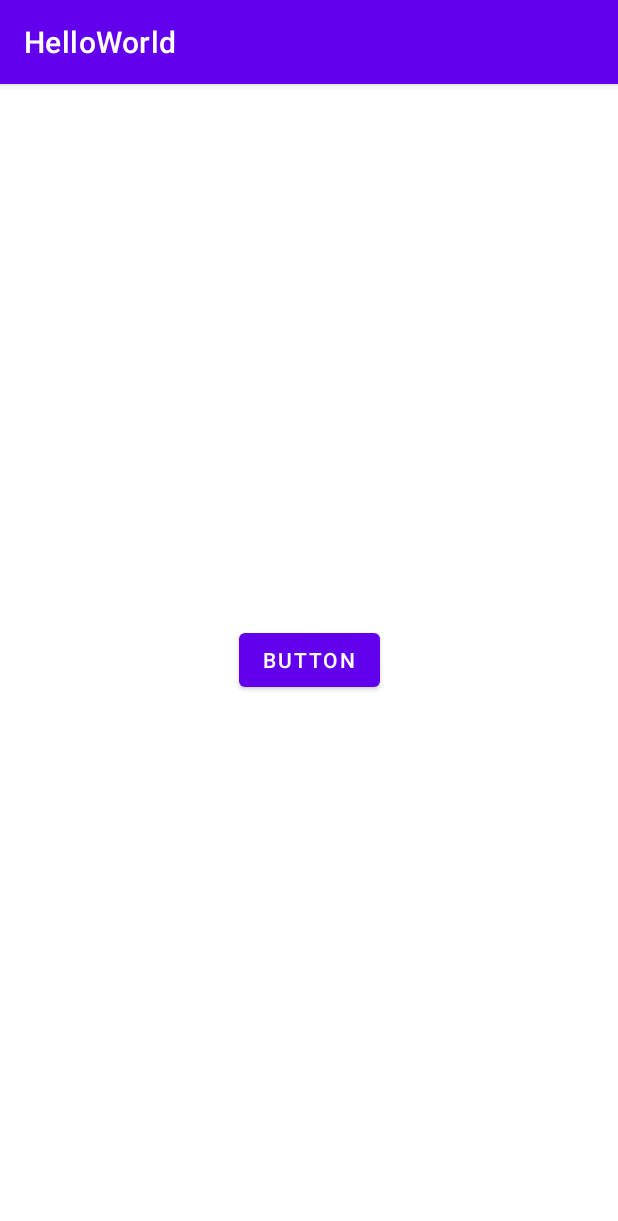
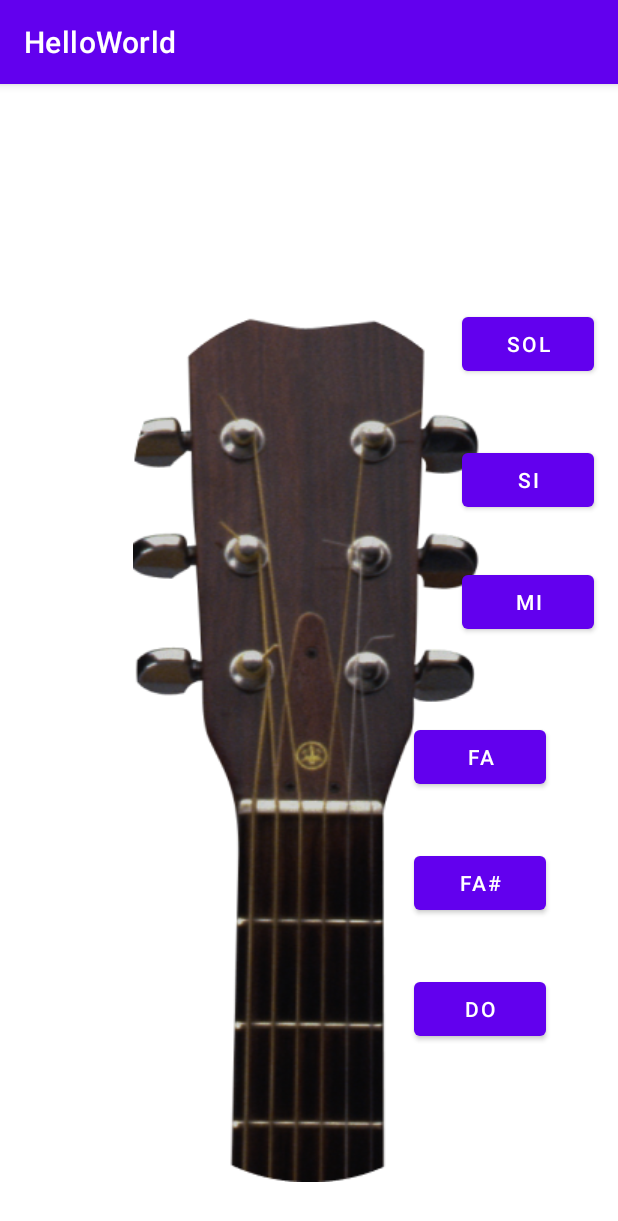
Before and after one commit to alejandrostid/BGA-Tuner, an Android app: the MainActivity2 screen opened directly, with no data from a screen before it, on a phone screen of 412 x 824 dp. Shown: the top 1221 px of the screen. Run offline under Robolectric (Android 15) with nearby library versions, the phone set to English and light mode, and no system bars; 10 statements that could not run were skipped.

Commit message:
implementacion de los botones

```diff
--- a/app/src/main/java/com/example/helloworld/MainActivity2.kt
+++ b/app/src/main/java/com/example/helloworld/MainActivity2.kt
@@ -1,42 +1,39 @@
 package com.example.helloworld
 
-import android.media.AudioManager
 import android.media.MediaPlayer
 import androidx.appcompat.app.AppCompatActivity
 import android.os.Bundle
-import android.util.Log
 import android.widget.Button
-import android.widget.Toast
-import java.io.IOException
-import kotlin.math.log
 
 class MainActivity2 : AppCompatActivity() {
-    private var mediaPlayer : MediaPlayer? = null
     override fun onCreate(savedInstanceState: Bundle?) {
         super.onCreate(savedInstanceState)
         setContentView(R.layout.activity_main2)
+        var btnSol = findViewById<Button>(R.id.btnSOL)
+        btnSol.setOnClickListener { sonido( R.raw.onlineguitartunerg3)}
         var btnMi = findViewById<Button>(R.id.btnMi)
-        btnMi.setOnClickListener{Sonido()}
+        btnMi.setOnClickListener { sonido() }
+        var btnDo = findViewById<Button>(R.id.btnDo)
+        btnDo.setOnClickListener { sonido() }
+        var btnRe = findViewById<Button>(R.id.btnRe)
+        btnRe.setOnClickListener { sonido() }
+        var btnFa = findViewById<Button>(R.id.btnFa)
+        btnFa.setOnClickListener { sonido() }
+        var btnLa = findViewById<Button>(R.id.btnLa)
+        btnLa.setOnClickListener { sonido() }
+        var btnSi = findViewById<Button>(R.id.btnSi)
+        btnSi.setOnClickListener { sonido() }
+        var btnSolS = findViewById<Button>(R.id.btnSOLS)
+        btnSolS.setOnClickListener { sonido() }
+        var btnDoS = findViewById<Button>(R.id.btnDoS)
+        btnDoS.setOnClickListener { sonido() }
+        var btnFaS = findViewById<Button>(R.id.btnFaS)
+        btnFaS.setOnClickListener { sonido() }
+        var btnLaS = findViewById<Button>(R.id.btnLaS)
+        btnLaS.setOnClickListener { sonido() }
     }
-
-    private fun Sonido() {
-        playNote()
+        private fun sonido(nota:R) {
+            val mp = MediaPlayer.create(this, nota)
+            mp.start()
+        }
     }
-
-    private fun playNote() {
-        val audioUrl="http://www.sonidosmp3gratis.com/sounds/online-guitar-tuner-g3-.mp3"
-        mediaPlayer = MediaPlayer()
-        mediaPlayer!!.setAudioStreamType(AudioManager.STREAM_MUSIC)
-        try {
-            print("esta activa esta opcion")
-            mediaPlayer!!.setDataSource(audioUrl)
-            mediaPlayer!!.prepare()
-            mediaPlayer!!.start()
-        }catch (e: IOException){
-            e.printStackTrace()
-            print("a fallado")
-        }
-        Toast.makeText(this,"comienza a sonar", Toast.LENGTH_SHORT).show()
-
-    }
-}
--- a/app/src/main/res/layout/activity_main2.xml
+++ b/app/src/main/res/layout/activity_main2.xml
@@ -7,13 +7,85 @@
     android:layout_height="match_parent"
     tools:context=".MainActivity2">
 
+    <ImageView
+        android:id="@+id/imageView2"
+        android:layout_width="wrap_content"
+        android:layout_height="wrap_content"
+        app:layout_constraintBottom_toBottomOf="parent"
+        app:layout_constraintEnd_toEndOf="parent"
+        app:layout_constraintStart_toStartOf="parent"
+        app:layout_constraintTop_toTopOf="parent"
+        app:layout_constraintVertical_bias="0.806"
+        app:srcCompat="@drawable/pngwing" />
+
+    <Button
+        android:id="@+id/btnSOL"
+        android:layout_width="wrap_content"
+        android:layout_height="wrap_content"
+        android:text="SOL"
+        app:layout_constraintBottom_toBottomOf="parent"
+        app:layout_constraintEnd_toEndOf="parent"
+        app:layout_constraintHorizontal_bias="0.95"
+        app:layout_constraintStart_toStartOf="parent"
+        app:layout_constraintTop_toTopOf="parent"
+        app:layout_constraintVertical_bias="0.207" />
+
     <Button
         android:id="@+id/btnMi"
         android:layout_width="wrap_content"
         android:layout_height="wrap_content"
-        android:text="Button"
+        android:text="MI"
         app:layout_constraintBottom_toBottomOf="parent"
         app:layout_constraintEnd_toEndOf="parent"
+        app:layout_constraintHorizontal_bias="0.95"
         app:layout_constraintStart_toStartOf="parent"
-        app:layout_constraintTop_toTopOf="parent" />
+        app:layout_constraintTop_toTopOf="parent"
+        app:layout_constraintVertical_bias="0.446" />
+
+    <Button
+        android:id="@+id/btnSi"
+        android:layout_width="wrap_content"
+        android:layout_height="wrap_content"
+        android:text="SI"
+        app:layout_constraintBottom_toBottomOf="parent"
+        app:layout_constraintEnd_toEndOf="parent"
+        app:layout_constraintHorizontal_bias="0.95"
+        app:layout_constraintStart_toStartOf="parent"
+        app:layout_constraintTop_toTopOf="parent"
+        app:layout_constraintVertical_bias="0.333" />
+
+    <Button
+        android:id="@+id/btnFa"
+        android:layout_width="wrap_content"
+        android:layout_height="wrap_content"
+        android:layout_marginTop="52dp"
+        android:layout_marginEnd="48dp"
+        android:text="FA"
+        app:layout_constraintBottom_toBottomOf="parent"
+        app:layout_constraintEnd_toEndOf="parent"
+        app:layout_constraintTop_toBottomOf="@+id/btnMi"
+        app:layout_constraintVertical_bias="0.012" />
+
+    <Button
+        android:id="@+id/btnFaS"
+        android:layout_width="wrap_content"
+        android:layout_height="wrap_content"
+        android:layout_marginTop="36dp"
+        android:layout_marginEnd="48dp"
+        android:text="FA#"
+        app:layout_constraintEnd_toEndOf="parent"
+        app:layout_constraintTop_toBottomOf="@+id/btnFa" />
+
+    <Button
+        android:id="@+id/btnDo"
+        android:layout_width="wrap_content"
+        android:layout_height="wrap_content"
+        android:layout_marginTop="36dp"
+        android:layout_marginEnd="48dp"
+        android:text="DO"
+        app:layout_constraintBottom_toBottomOf="parent"
+        app:layout_constraintEnd_toEndOf="parent"
+        app:layout_constraintTop_toBottomOf="@+id/btnFaS"
+        app:layout_constraintVertical_bias="0.0" />
+
 </androidx.constraintlayout.widget.ConstraintLayout>
```
Also changed, not shown: app/src/main/res/layout/activity_main.xml (+5 -4 lines), app/src/main/res/drawable/pngwing.png (added), 1 other file.
